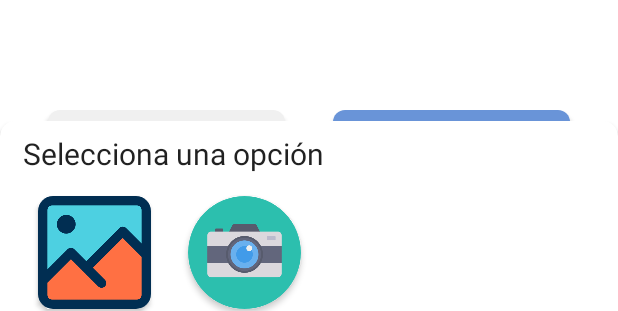
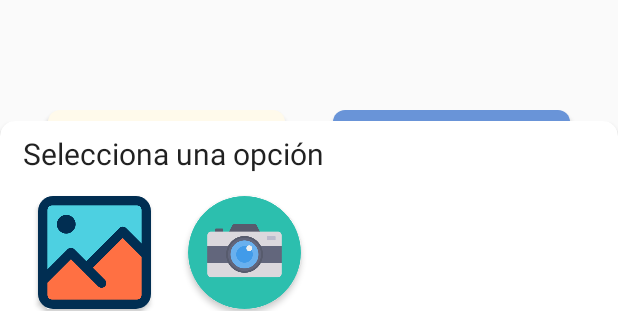
Before and after one commit to pdepau/hampo, an Android app: the layout edit_hampo.xml on its own in the app's theme, with its tools: preview values and no code run, on a phone screen of 412 x 824 dp. Shown: the part 890-1201 px from the top of the screen. Run offline under Robolectric (Android 15) with nearby library versions, the phone set to English and light mode, and no system bars.

Commit message:
correccion colores

```diff
--- a/general/Hampo/app/src/main/AndroidManifest.xml
+++ b/general/Hampo/app/src/main/AndroidManifest.xml
@@ -37,7 +37,7 @@
         <activity
             android:name=".presentacion.EditHampoActivity"
             android:screenOrientation="portrait"
-            android:theme="@style/AppTheme"/>
+            android:theme="@style/Theme.AppCompat.DayNight"/>
 
         <activity
             android:name=".presentacion.LoginActivity"
--- a/general/Hampo/app/src/main/res/drawable/roundedbuttonlight.xml
+++ b/general/Hampo/app/src/main/res/drawable/roundedbuttonlight.xml
@@ -1,7 +1,7 @@
 <?xml version="1.0" encoding="utf-8"?>
 <shape xmlns:android="http://schemas.android.com/apk/res/android"
     android:shape="rectangle">
-    <solid android:color="#F0F0F0" />
+    <solid android:color="@color/colorFondoHampo" />
     <corners android:bottomRightRadius="8dp"
         android:bottomLeftRadius="8dp"
         android:topRightRadius="8dp"
--- a/general/Hampo/app/src/main/res/layout/edit_hampo.xml
+++ b/general/Hampo/app/src/main/res/layout/edit_hampo.xml
@@ -4,8 +4,7 @@
     xmlns:tools="http://schemas.android.com/tools"
     android:id="@+id/myConstraintLayout"
     android:layout_width="match_parent"
-    android:layout_height="match_parent"
-    android:background="@color/cardview_light_background">
+    android:layout_height="match_parent">
 
     <FrameLayout
         android:id="@+id/frameLayout1"
```
Also changed, not shown: general/Hampo/app/src/main/res/xml/preferencias.xml (+8 -6 lines).
